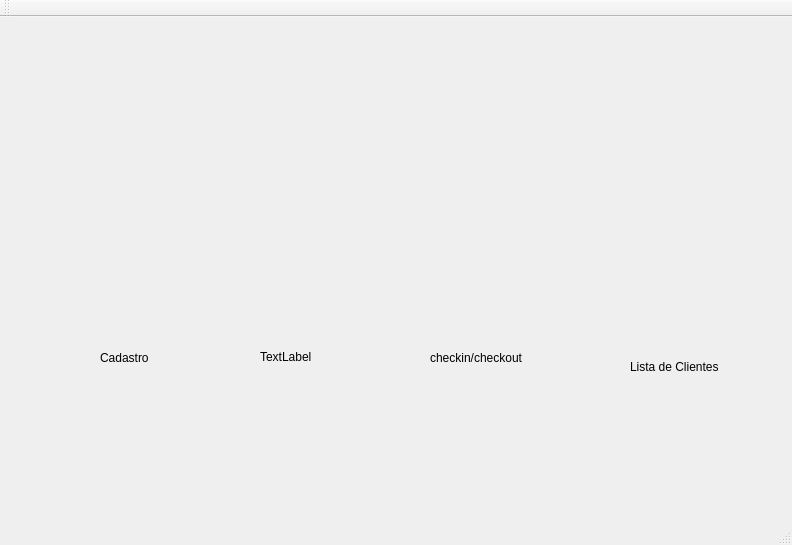
Qt form untitled/mainwindow.ui (Yuri-kassin/Prejeto_Hotel-) before a commit.
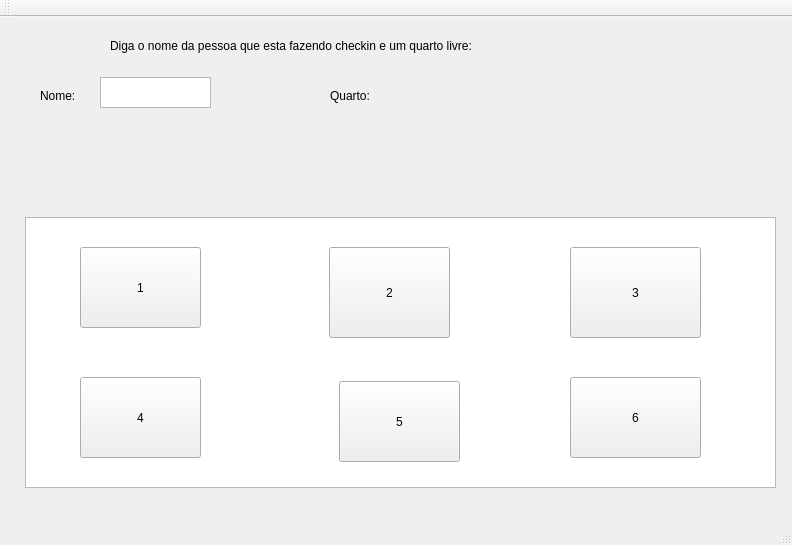
The same form after that commit. The open tabs and pages were chosen to show the change. Icons and pictures are not drawn.

Commit message: a gambiara a gente aceita, oque nao aceitamos e a derrota

```diff
--- a/untitled/mainwindow.ui
+++ b/untitled/mainwindow.ui
@@ -301,6 +301,199 @@
       </property>
      </widget>
     </widget>
+    <widget class="QWidget" name="page_3">
+     <widget class="QPushButton" name="CheckinButton">
+      <property name="geometry">
+       <rect>
+        <x>570</x>
+        <y>230</y>
+        <width>80</width>
+        <height>25</height>
+       </rect>
+      </property>
+      <property name="text">
+       <string/>
+      </property>
+     </widget>
+     <widget class="QPushButton" name="CheckoutButton">
+      <property name="geometry">
+       <rect>
+        <x>180</x>
+        <y>230</y>
+        <width>80</width>
+        <height>25</height>
+       </rect>
+      </property>
+      <property name="text">
+       <string/>
+      </property>
+     </widget>
+     <widget class="QLabel" name="label_9">
+      <property name="geometry">
+       <rect>
+        <x>590</x>
+        <y>290</y>
+        <width>54</width>
+        <height>17</height>
+       </rect>
+      </property>
+      <property name="text">
+       <string>Checkin</string>
+      </property>
+     </widget>
+     <widget class="QLabel" name="label_10">
+      <property name="geometry">
+       <rect>
+        <x>180</x>
+        <y>280</y>
+        <width>54</width>
+        <height>17</height>
+       </rect>
+      </property>
+      <property name="text">
+       <string>Checkout</string>
+      </property>
+     </widget>
+    </widget>
+    <widget class="QWidget" name="page_4">
+     <widget class="QTextEdit" name="textEdit">
+      <property name="geometry">
+       <rect>
+        <x>110</x>
+        <y>60</y>
+        <width>111</width>
+        <height>31</height>
+       </rect>
+      </property>
+     </widget>
+     <widget class="QLabel" name="label_6">
+      <property name="geometry">
+       <rect>
+        <x>50</x>
+        <y>70</y>
+        <width>54</width>
+        <height>17</height>
+       </rect>
+      </property>
+      <property name="text">
+       <string>Nome:</string>
+      </property>
+     </widget>
+     <widget class="QTextBrowser" name="textBrowser_2">
+      <property name="geometry">
+       <rect>
+        <x>35</x>
+        <y>200</y>
+        <width>751</width>
+        <height>271</height>
+       </rect>
+      </property>
+     </widget>
+     <widget class="QPushButton" name="pushButton">
+      <property name="geometry">
+       <rect>
+        <x>90</x>
+        <y>230</y>
+        <width>121</width>
+        <height>81</height>
+       </rect>
+      </property>
+      <property name="text">
+       <string>1</string>
+      </property>
+     </widget>
+     <widget class="QPushButton" name="pushButton_2">
+      <property name="geometry">
+       <rect>
+        <x>339</x>
+        <y>230</y>
+        <width>121</width>
+        <height>91</height>
+       </rect>
+      </property>
+      <property name="text">
+       <string>2</string>
+      </property>
+     </widget>
+     <widget class="QPushButton" name="pushButton_4">
+      <property name="geometry">
+       <rect>
+        <x>580</x>
+        <y>230</y>
+        <width>131</width>
+        <height>91</height>
+       </rect>
+      </property>
+      <property name="text">
+       <string>3</string>
+      </property>
+     </widget>
+     <widget class="QPushButton" name="pushButton_5">
+      <property name="geometry">
+       <rect>
+        <x>90</x>
+        <y>360</y>
+        <width>121</width>
+        <height>81</height>
+       </rect>
+      </property>
+      <property name="text">
+       <string>4</string>
+      </property>
+     </widget>
+     <widget class="QPushButton" name="pushButton_6">
+      <property name="geometry">
+       <rect>
+        <x>349</x>
+        <y>364</y>
+        <width>121</width>
+        <height>81</height>
+       </rect>
+      </property>
+      <property name="text">
+       <string>5</string>
+      </property>
+     </widget>
+     <widget class="QPushButton" name="pushButton_7">
+      <property name="geometry">
+       <rect>
+        <x>580</x>
+        <y>360</y>
+        <width>131</width>
+        <height>81</height>
+       </rect>
+      </property>
+      <property name="text">
+       <string>6</string>
+      </property>
+     </widget>
+     <widget class="QLabel" name="label_7">
+      <property name="geometry">
+       <rect>
+        <x>120</x>
+        <y>20</y>
+        <width>391</width>
+        <height>17</height>
+       </rect>
+      </property>
+      <property name="text">
+       <string>Diga o nome da pessoa que esta fazendo checkin e um quarto livre:</string>
+      </property>
+     </widget>
+     <widget class="QLabel" name="label_8">
+      <property name="geometry">
+       <rect>
+        <x>340</x>
+        <y>70</y>
+        <width>51</width>
+        <height>17</height>
+       </rect>
+      </property>
+      <property name="text">
+       <string>Quarto:</string>
+      </property>
+     </widget>
+    </widget>
    </widget>
   </widget>
   <widget class="QMenuBar" name="menuBar">
```
Left out of the diff: 2 changed lines with no effect on the pictures. The commit also changes 2 other files.
